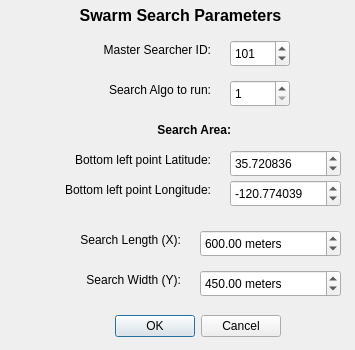
The window that SwarmCommander/modules/sc_qt_gui/swarmSearchDialog.ui (jaymonty/swarmcommander) describes before a commit, drawn with Qt 5.
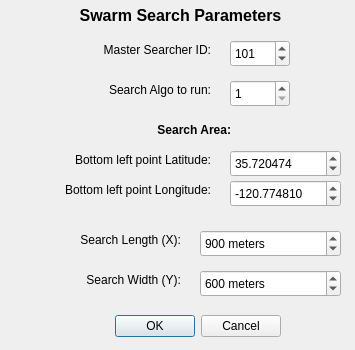
The same window after the commit.

Commit message: qt_gui: updated default swarm search parameters for bigger search area

Patch:
```diff
--- a/SwarmCommander/modules/sc_qt_gui/swarmSearchDialog.ui
+++ b/SwarmCommander/modules/sc_qt_gui/swarmSearchDialog.ui
@@ -269,7 +269,7 @@
     <double>0.000001000000000</double>
    </property>
    <property name="value">
-    <double>35.720835999999998</double>
+    <double>35.720474000000003</double>
    </property>
   </widget>
   <widget class="QDoubleSpinBox" name="doubleSpinBox_Lon">
@@ -294,7 +294,7 @@
     <double>0.000001000000000</double>
    </property>
    <property name="value">
-    <double>-120.774039000000002</double>
+    <double>-120.774810000000002</double>
    </property>
   </widget>
   <widget class="QDoubleSpinBox" name="doubleSpinBox_Length">
@@ -310,19 +310,19 @@
     <string> meters</string>
    </property>
    <property name="decimals">
-    <number>2</number>
+    <number>0</number>
    </property>
    <property name="minimum">
     <double>1.000000000000000</double>
    </property>
    <property name="maximum">
-    <double>38100.000000000000000</double>
+    <double>37950.000000000000000</double>
    </property>
    <property name="singleStep">
     <double>1.000000000000000</double>
    </property>
    <property name="value">
-    <double>600.000000000000000</double>
+    <double>900.000000000000000</double>
    </property>
   </widget>
   <widget class="QDoubleSpinBox" name="doubleSpinBox_Width">
@@ -338,19 +338,19 @@
     <string> meters</string>
    </property>
    <property name="decimals">
-    <number>2</number>
+    <number>0</number>
    </property>
    <property name="minimum">
     <double>1.000000000000000</double>
    </property>
    <property name="maximum">
-    <double>38100.000000000000000</double>
+    <double>37950.000000000000000</double>
    </property>
    <property name="singleStep">
     <double>1.000000000000000</double>
    </property>
    <property name="value">
-    <double>450.000000000000000</double>
+    <double>600.000000000000000</double>
    </property>
   </widget>
  </widget>
```
Left out of the diff: 2 changed lines with no effect on the pictures. The commit also changes 1 other file.
